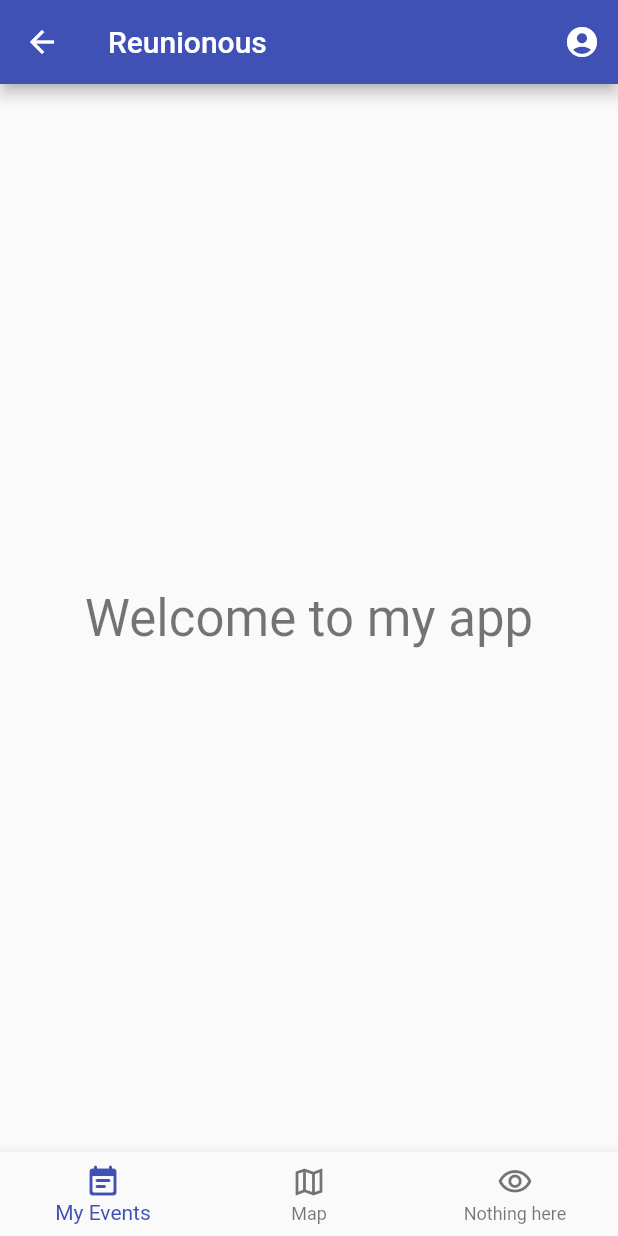
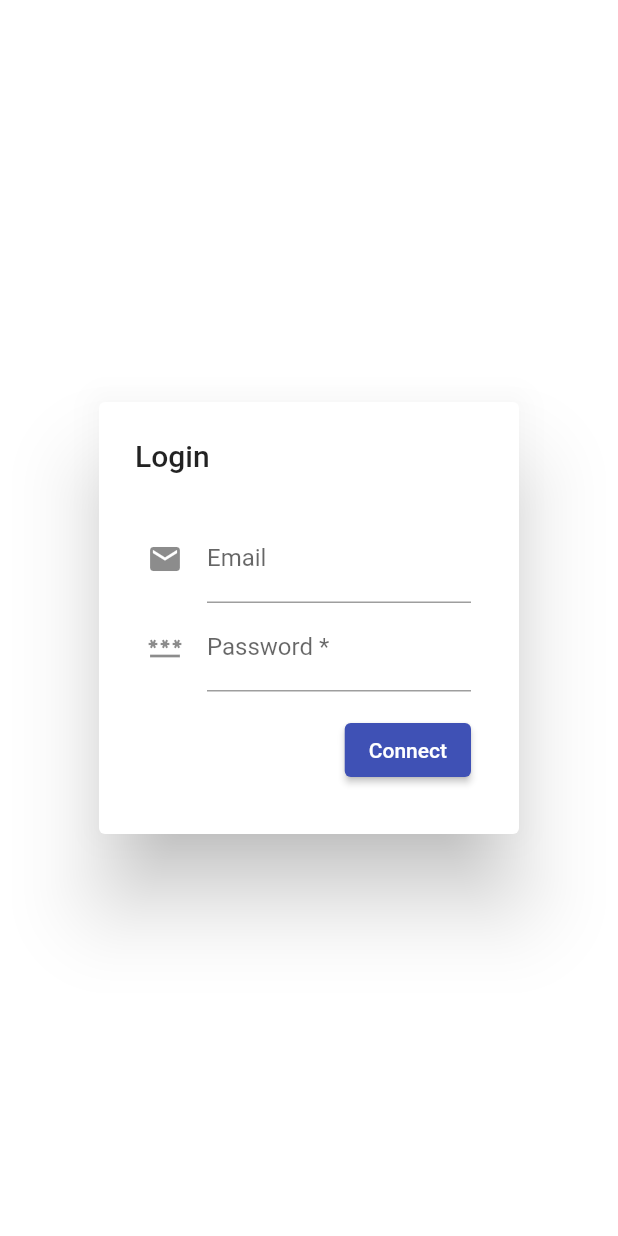
Before and after one commit to AtelierIUTCharlemagne/AppFlutter, a Flutter app: the screen it shows after launch, item 3 of the bottom bar chosen, on a phone screen of 412 x 824 dp. Run offline on Flutter 3.47's test engine with Material 2 defaults, Android fonts, the phone set to English and light mode, and no system bars; our stand-ins replace date_field, dio, faker, flutter_map, jwt_decoder, latlong2 and 1 more.

Commit message:
✨ 💄 page connexion

```diff
--- a/atelier2_app_mobile/lib/components/TabBar.dart
+++ b/atelier2_app_mobile/lib/components/TabBar.dart
@@ -22,7 +22,7 @@ class _MyTabbedPageState extends State<MyTabbedPage> {
         Navigator.pushNamed(context, '/map');
         break;
       case 2:
-        Navigator.pushNamed(context, '/');
+        Navigator.pushNamed(context, '/connect');
         break;
       default:
     }
@@ -42,7 +42,7 @@ class _MyTabbedPageState extends State<MyTabbedPage> {
         ),
         BottomNavigationBarItem(
           icon: Icon(Icons.visibility_outlined),
-          label: 'Nothing here',
+          label: 'connect',
         ),
       ],
       currentIndex: _selectedIndex, //New
--- /dev/null
+++ b/atelier2_app_mobile/lib/data/CurrentUser.dart
@@ -0,0 +1,31 @@
+// ignore_for_file: non_constant_identifier_names
+
+import 'dart:convert';
+
+import 'package:atelier2_app_mobile/model/User.dart';
+import 'package:dio/dio.dart';
+import 'package:flutter/material.dart';
+import 'package:atelier2_app_mobile/model/Event.dart';
+// ignore: import_of_legacy_library_into_null_safe
+import 'package:faker/faker.dart';
+
+import 'package:http/http.dart' as http;
+import 'package:jwt_decoder/jwt_decoder.dart';
+
+//Liste des tâches pour le moment gènèré avec faker
+
+class CurrentUser {
+  static late User usr;
+
+  CurrentUser();
+
+  factory CurrentUser.fromJsonConnection(Map<String, dynamic> json) {
+    String yourToken = json['data'];
+    Map<String, dynamic> decodedToken = JwtDecoder.decode(yourToken);
+
+    print('jwt is decoded : ');
+    print(decodedToken.toString());
+    CurrentUser.usr = User.fromJson(decodedToken);
+    return CurrentUser();
+  }
+}
--- a/atelier2_app_mobile/lib/main.dart
+++ b/atelier2_app_mobile/lib/main.dart
@@ -1,3 +1,4 @@
+import 'package:atelier2_app_mobile/screens/Connect.dart';
 import 'package:atelier2_app_mobile/screens/CreateEvent.dart';
 import 'package:atelier2_app_mobile/screens/MyEvents.dart';
 import 'package:atelier2_app_mobile/screens/OneEvent.dart';
@@ -29,6 +30,7 @@ class MyApp extends StatelessWidget {
         '/events': (context) => MyEvents(events: EventsCollection().getList(),),
         '/event': (context) => OneEvent(event: Event("Soirée place Stan"),),
         '/register': (context) => const Register(),
+        '/connect': (context) => const Connect(),
         '/createEvent': (context) => const CreateEvent(),
         '/map': (context) => const MapComponent(events: []),
         '/test': (context) => const MyTabbedPage(),
--- /dev/null
+++ b/atelier2_app_mobile/lib/screens/Connect.dart
@@ -0,0 +1,136 @@
+import 'package:atelier2_app_mobile/model/User.dart';
+import 'package:flutter/material.dart';
+import 'package:provider/provider.dart';
+
+import 'package:validators/validators.dart';
+
+class Connect extends StatefulWidget {
+  const Connect({Key? key}) : super(key: key);
+
+  @override
+  State<Connect> createState() => _ConnectState();
+}
+
+class _ConnectState extends State<Connect> {
+  bool isPasswordValid(String password) => password.length >= 6;
+
+  @override
+  Widget build(BuildContext context) {
+    User usr = User("", "", "");
+    final _formKey = GlobalKey<FormState>();
+
+    return AlertDialog(
+      scrollable: true,
+      title: const Text('Login'),
+      content: Padding(
+        padding: const EdgeInsets.all(8.0),
+        child: Form(
+          key: _formKey,
+          child: Column(
+              crossAxisAlignment: CrossAxisAlignment.end,
+              children: <Widget>[
+                TextFormField(
+                  decoration: const InputDecoration(
+                    labelText: 'Email',
+                    icon: Icon(Icons.email),
+                  ),
+                  onSaved: (String? value) => usr.mail = value!,
+                  validator: (String? value) {
+                    return (!isEmail(value!))
+                        ? 'This is not a valid email'
+                        : null;
+                  },
+                ),
+                TextFormField(
+                  obscureText: true,
+                  decoration: const InputDecoration(
+                    icon: Icon(Icons.password_outlined),
+                    hintText: 'Keep it secret',
+                    labelText: 'Password *',
+                  ),
+                  onSaved: (String? value) => usr.password = value!,
+                  validator: (String? value) {
+                    return (!isPasswordValid(value!))
+                        ? 'This is not a valid Password'
+                        : null;
+                  },
+                ),
+                const Padding(padding: EdgeInsets.only(top: 15.0)),
+                ElevatedButton(
+                    onPressed: () {
+                      if (_formKey.currentState!.validate()) {
+                        _formKey.currentState!.save();
+                        print("mail : " + usr.mail + "pass " + usr.password);
+                        //usr.howAreYou();
+                        usr.connect();
+                        //Navigator.pushNamed(context, '/');
+                      }
+                    },
+                    child: const Text("Connect"))
+              ]),
+        ),
+      ),
+    );
+  }
+}
+    /*
+
+          body: Container(
+              padding: const EdgeInsets.only(left: 15.0, right: 15.0),
+              child: FocusTraversalGroup(
+                  child: Form(
+                autovalidateMode: AutovalidateMode.always,
+                key: _formKey,
+                onChanged: () {
+                  Form.of(primaryFocus!.context!)!.save();
+                  //Form.of(primaryFocus!.context!)!.validate();
+                },
+                child: Column(
+                    mainAxisSize: MainAxisSize.min,
+                    crossAxisAlignment: CrossAxisAlignment.end,
+                    children: [
+                      //Mail
+                      TextFormField(
+                        decoration: const InputDecoration(
+                          icon: Icon(Icons.mail_outlined),
+                          hintText: 'How we contact you ?',
+                          labelText: 'Mail *',
+                        ),
+                        // Vérif si le mail exit déja ?
+                        onSaved: (String? value) => usr.mail = value!,
+                        validator: (String? value) {
+                          return (!isEmail(value!))
+                              ? 'This is not a valid Email'
+                              : null;
+                        },
+                      ),
+                      //Password
+                      TextFormField(
+                        obscureText: true,
+                        decoration: const InputDecoration(
+                          icon: Icon(Icons.password_outlined),
+                          hintText: 'Keep it secret',
+                          labelText: 'Password *',
+                        ),
+                        onSaved: (String? value) => usr.password = value!,
+                        validator: (String? value) {
+                          return (!isPasswordValid(value!))
+                              ? 'This is not a valid Password'
+                              : null;
+                        },
+                      ),
+                      const Padding(padding: EdgeInsets.only(top: 15.0)),
+                      ElevatedButton(
+                          onPressed: () {
+                            if (_formKey.currentState!.validate()) {
+                              _formKey.currentState!.save();
+                              //usr.Connect();
+                              Navigator.pushNamed(context, '/');
+                            }
+                          },
+                          child: const Text("Connect"))
+                    ]),
+              )))
+              );}
+}
+*/
--- a/atelier2_app_mobile/pubspec.yaml
+++ b/atelier2_app_mobile/pubspec.yaml
@@ -43,6 +43,7 @@ dependencies:
   json_serializable: ^4.0.2
   json_annotation: ^4.0.1
   mapbox_search_flutter: ^1.0.6+1
+  jwt_decoder: ^2.0.1
 
 dev_dependencies:
   flutter_test:
```
Also changed, not shown: atelier2_app_mobile/lib/model/User.dart (+39 -6 lines), atelier2_app_mobile/pubspec.lock.
